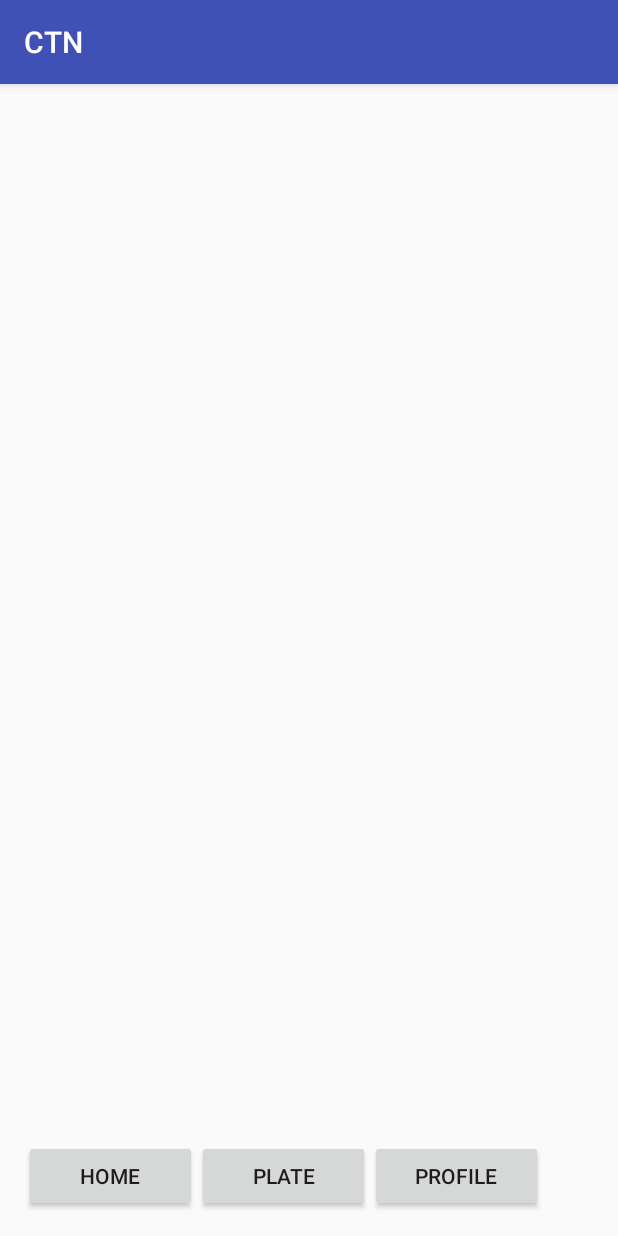
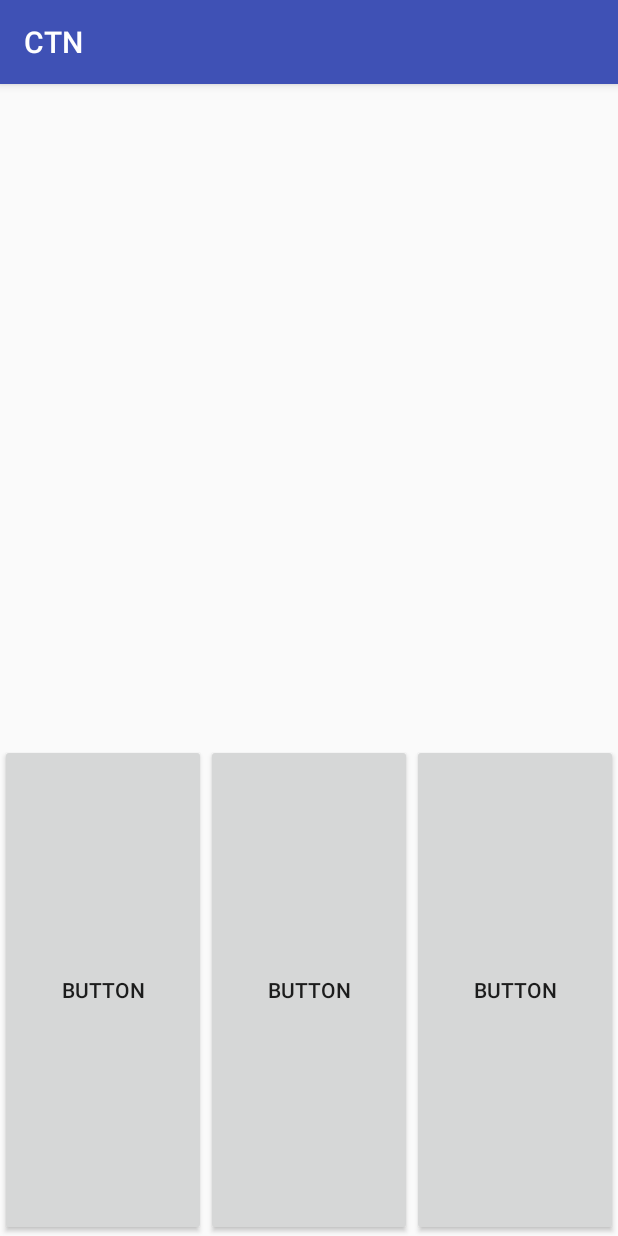
Before and after one commit to choudhary3/ctn_app, an Android app: the screen it shows after launch (MainScreen), on a phone screen of 412 x 824 dp. Run offline under Robolectric (Android 15) with nearby library versions, the phone set to English and light mode, and no system bars.

Commit message:
Added main screen layout

```diff
--- a/app/src/main/res/layout/activity_main_screen.xml
+++ b/app/src/main/res/layout/activity_main_screen.xml
@@ -1,40 +1,40 @@
 <?xml version="1.0" encoding="utf-8"?>
-<RelativeLayout xmlns:android="http://schemas.android.com/apk/res/android"
-    xmlns:tools="http://schemas.android.com/tools"
-    android:id="@+id/activity_main_screen"
-    android:layout_width="match_parent"
-    android:layout_height="match_parent"
-    android:paddingBottom="@dimen/activity_vertical_margin"
-    android:paddingLeft="@dimen/activity_horizontal_margin"
-    android:paddingRight="@dimen/activity_horizontal_margin"
-    android:paddingTop="@dimen/activity_vertical_margin"
-    tools:context="com.test.ctn.MainScreen">
+<LinearLayout xmlns:android="http://schemas.android.com/apk/res/android"
+    android:orientation="vertical" android:layout_width="match_parent"
+    android:layout_height="match_parent">
 
-    <Button
-        android:id="@+id/home"
-        android:layout_alignParentBottom="true"
-        android:layout_alignParentLeft="true"
-        android:text="@string/home_text"
-        android:layout_margin="0dp"
-        android:layout_width="@dimen/screen_button_width"
-        android:layout_height="wrap_content" />
+    <FrameLayout
+        android:layout_width="match_parent"
+        android:layout_height="440dp"
+        android:id="@+id/middle_frame">
 
-    <Button
-        android:id="@+id/plate"
-        android:layout_alignParentBottom="true"
-        android:layout_toRightOf="@+id/home"
-        android:text="@string/plate_text"
-        android:layout_margin="0dp"
-        android:layout_width="@dimen/screen_button_width"
-        android:layout_height="wrap_content" />
+    </FrameLayout>
 
-    <Button
-        android:id="@+id/profile"
-        android:layout_alignParentBottom="true"
-        android:layout_toRightOf="@+id/plate"
-        android:text="@string/profile_text"
-        android:layout_margin="0dp"
-        android:layout_width="@dimen/screen_button_width"
-        android:layout_height="wrap_content" />
+    <LinearLayout
+        android:orientation="horizontal"
+        android:layout_width="match_parent"
+        android:layout_height="match_parent">
 
-</RelativeLayout>
+        <Button
+            android:text="Button"
+            android:layout_width="match_parent"
+            android:layout_height="match_parent"
+            android:id="@+id/menu"
+            android:layout_weight="1" />
+
+        <Button
+            android:text="Button"
+            android:layout_width="match_parent"
+            android:layout_height="match_parent"
+            android:id="@+id/cart"
+            android:layout_weight="1" />
+
+        <Button
+            android:text="Button"
+            android:layout_width="match_parent"
+            android:layout_height="match_parent"
+            android:id="@+id/profile"
+            android:layout_weight="1" />
+    </LinearLayout>
+
+</LinearLayout>
--- a/app/src/main/res/layout/main_screen.xml
+++ /dev/null
@@ -1,40 +0,0 @@
-<?xml version="1.0" encoding="utf-8"?>
-<LinearLayout xmlns:android="http://schemas.android.com/apk/res/android"
-    android:orientation="vertical" android:layout_width="match_parent"
-    android:layout_height="match_parent">
-
-    <FrameLayout
-        android:layout_width="match_parent"
-        android:layout_height="440dp"
-        android:id="@+id/middle_frame">
-
-    </FrameLayout>
-
-    <LinearLayout
-        android:orientation="horizontal"
-        android:layout_width="match_parent"
-        android:layout_height="match_parent">
-
-        <Button
-            android:text="Button"
-            android:layout_width="match_parent"
-            android:layout_height="match_parent"
-            android:id="@+id/menu"
-            android:layout_weight="1" />
-
-        <Button
-            android:text="Button"
-            android:layout_width="match_parent"
-            android:layout_height="match_parent"
-            android:id="@+id/cart"
-            android:layout_weight="1" />
-
-        <Button
-            android:text="Button"
-            android:layout_width="match_parent"
-            android:layout_height="match_parent"
-            android:id="@+id/profile"
-            android:layout_weight="1" />
-    </LinearLayout>
-
-</LinearLayout>
```
